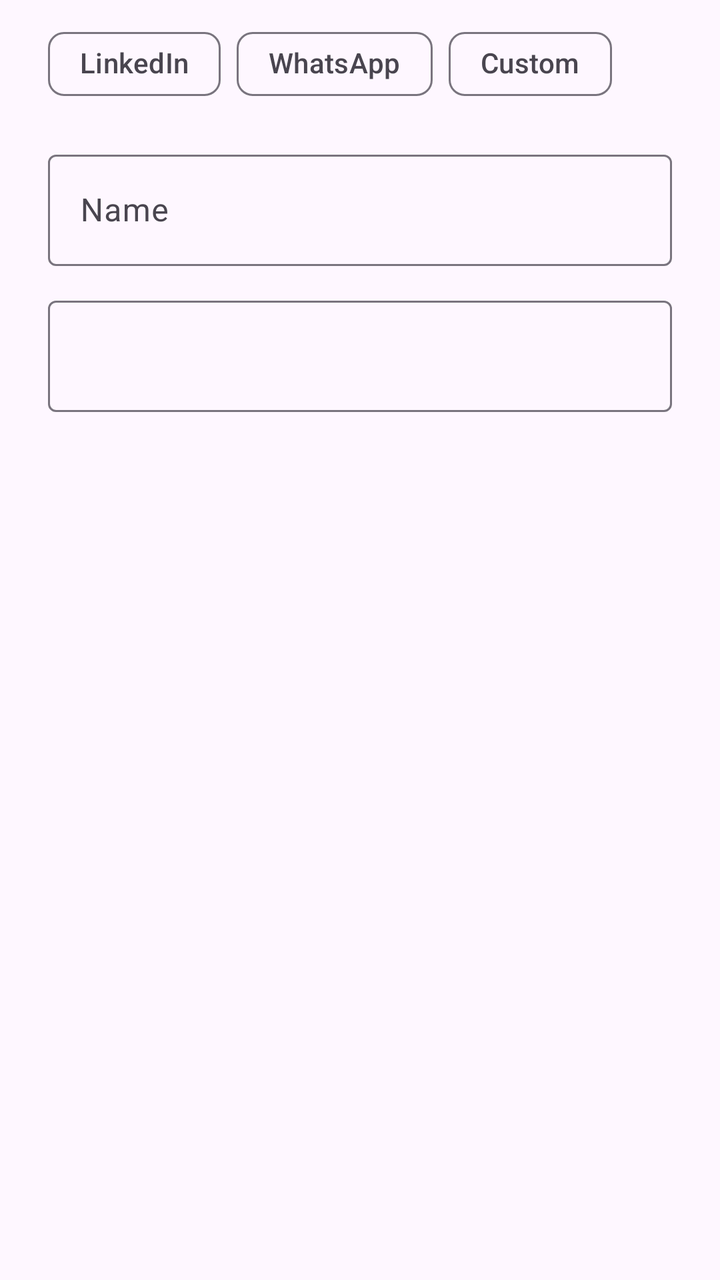
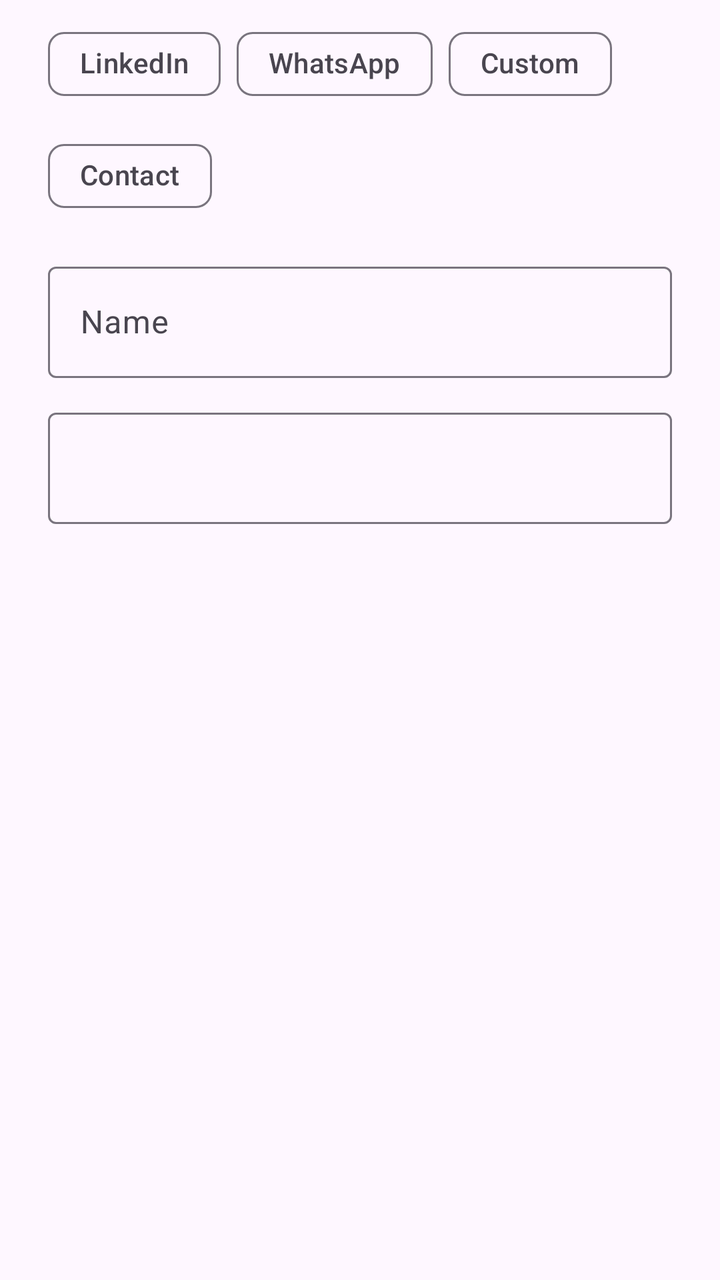

Compare the two renders of this Android layout. The source of the first and the diff that turns it into the second are given below.
<!-- AndroidManifest.xml: application theme Theme.NFCCard -->
<!-- res/layout/dialog_profile.xml -->
<?xml version="1.0" encoding="utf-8"?>
<LinearLayout xmlns:android="http://schemas.android.com/apk/res/android"
    xmlns:app="http://schemas.android.com/apk/res-auto"
    android:layout_width="match_parent"
    android:layout_height="wrap_content"
    android:orientation="vertical"
    android:paddingHorizontal="24dp"
    android:paddingTop="8dp">

    <com.google.android.material.chip.ChipGroup
        android:id="@+id/kind_chips"
        android:layout_width="wrap_content"
        android:layout_height="wrap_content"
        app:singleSelection="true"
        app:selectionRequired="true">

        <com.google.android.material.chip.Chip
            android:id="@+id/chip_linkedin"
            style="@style/Widget.Material3.Chip.Filter"
            android:layout_width="wrap_content"
            android:layout_height="wrap_content"
            android:checkable="true"
            android:text="@string/linkedin" />

        <com.google.android.material.chip.Chip
            android:id="@+id/chip_whatsapp"
            style="@style/Widget.Material3.Chip.Filter"
            android:layout_width="wrap_content"
            android:layout_height="wrap_content"
            android:checkable="true"
            android:text="@string/whatsapp" />

        <com.google.android.material.chip.Chip
            android:id="@+id/chip_custom"
            style="@style/Widget.Material3.Chip.Filter"
            android:layout_width="wrap_content"
            android:layout_height="wrap_content"
            android:checkable="true"
            android:text="@string/custom" />
    </com.google.android.material.chip.ChipGroup>

    <com.google.android.material.textfield.TextInputLayout
        android:id="@+id/name_layout"
        android:layout_width="match_parent"
        android:layout_height="wrap_content"
        android:layout_marginTop="16dp"
        android:hint="@string/name">

        <com.google.android.material.textfield.TextInputEditText
            android:id="@+id/name_input"
            android:layout_width="match_parent"
            android:layout_height="wrap_content"
            android:inputType="textCapSentences"
            android:maxLines="1" />
    </com.google.android.material.textfield.TextInputLayout>

    <com.google.android.material.textfield.TextInputLayout
        android:id="@+id/link_layout"
        android:layout_width="match_parent"
        android:layout_height="wrap_content"
        android:layout_marginTop="12dp">

        <com.google.android.material.textfield.TextInputEditText
            android:id="@+id/link_input"
            android:layout_width="match_parent"
            android:layout_height="wrap_content"
            android:inputType="textUri"
            android:maxLines="1" />
    </com.google.android.material.textfield.TextInputLayout>
</LinearLayout>
<!-- resources referenced by this layout -->
<resources>
  <string name="custom">Custom</string>
  <string name="linkedin">LinkedIn</string>
  <string name="name">Name</string>
  <string name="whatsapp">WhatsApp</string>
  <style name="Theme.NFCCard" parent="Theme.Material3.DayNight.NoActionBar" />
</resources>

<!-- the commit's change to res/layout/dialog_profile.xml (unified diff, before → after) -->
@@ -37,6 +37,14 @@
             android:layout_height="wrap_content"
             android:checkable="true"
             android:text="@string/custom" />
+
+        <com.google.android.material.chip.Chip
+            android:id="@+id/chip_contact"
+            style="@style/Widget.Material3.Chip.Filter"
+            android:layout_width="wrap_content"
+            android:layout_height="wrap_content"
+            android:checkable="true"
+            android:text="@string/contact" />
     </com.google.android.material.chip.ChipGroup>
 
     <com.google.android.material.textfield.TextInputLayout
@@ -67,4 +75,29 @@
             android:inputType="textUri"
             android:maxLines="1" />
     </com.google.android.material.textfield.TextInputLayout>
+
+    <LinearLayout
+        android:id="@+id/vcard_row"
+        android:layout_width="match_parent"
+        android:layout_height="wrap_content"
+        android:layout_marginTop="12dp"
+        android:orientation="horizontal"
+        android:gravity="center_vertical"
+        android:visibility="gone">
+
+        <com.google.android.material.button.MaterialButton
+            android:id="@+id/attach_vcard"
+            style="@style/Widget.Material3.Button.TonalButton"
+            android:layout_width="wrap_content"
+            android:layout_height="wrap_content"
+            android:text="@string/attach_vcard" />
+
+        <TextView
+            android:id="@+id/vcard_status"
+            android:layout_width="0dp"
+            android:layout_height="wrap_content"
+            android:layout_weight="1"
+            android:layout_marginStart="12dp"
+            android:textAppearance="?attr/textAppearanceBodySmall" />
+    </LinearLayout>
 </LinearLayout>
<!-- resource entries referenced after the edit -->
@@ -1,5 +1,7 @@
 <!-- resources referenced by this layout -->
 <resources>
+  <string name="attach_vcard">Attach .vcf file</string>
+  <string name="contact">Contact</string>
   <string name="custom">Custom</string>
   <string name="linkedin">LinkedIn</string>
   <string name="name">Name</string>
